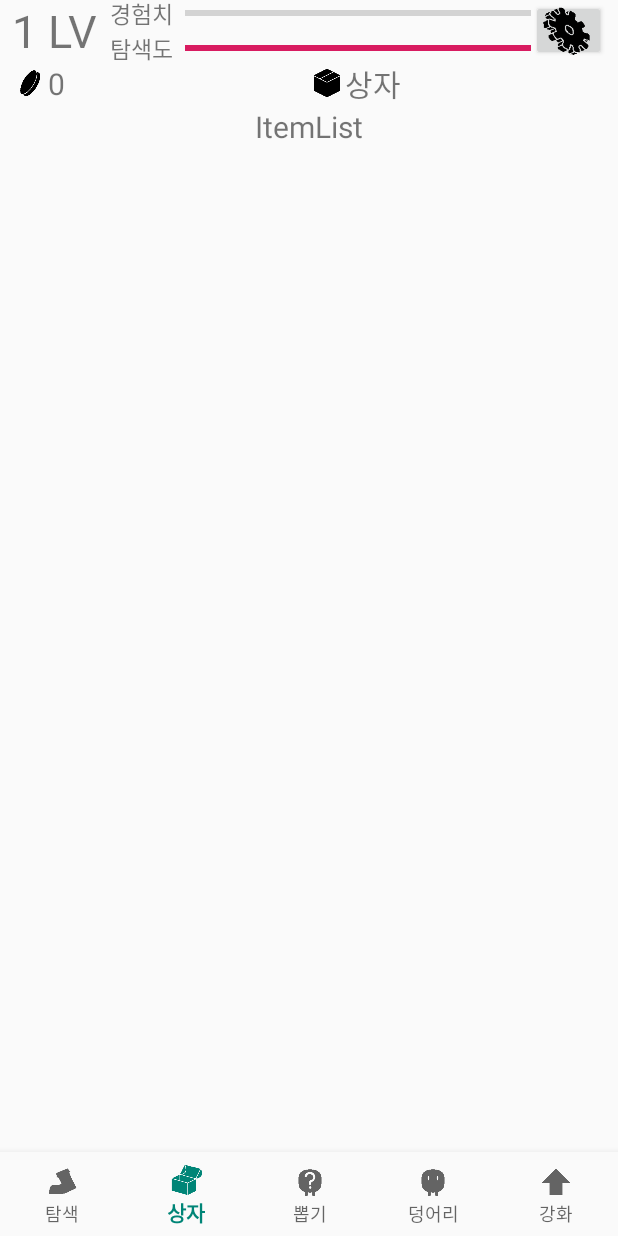
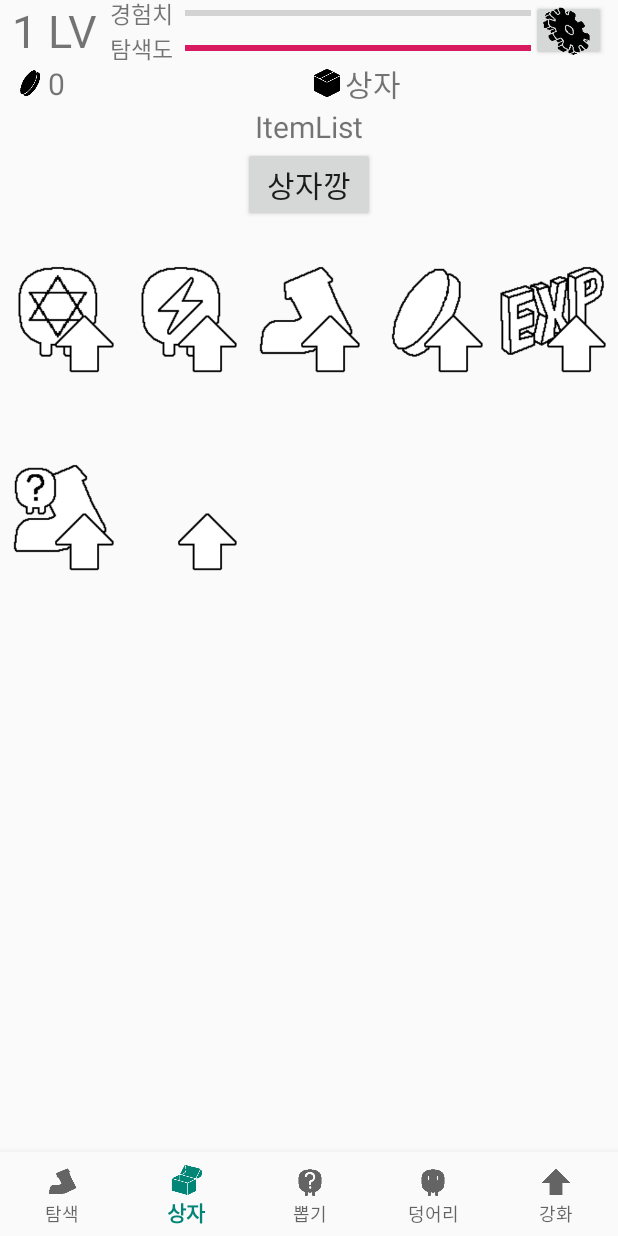
Before and after one commit to nsun9505/MobileAppProgramming_Team1, an Android app: the screen it shows after launch (MainActivity), on a phone screen of 412 x 824 dp. Run offline under Robolectric (Android 15) with nearby library versions, the phone set to English and light mode, and no system bars; our stand-ins replace navigation-ui.

Commit message:
상자열기 ui 수정

```diff
--- a/app/src/main/java/com/mapteam1/lumpcolletor/ui/lootbox/LootBoxFragment.java
+++ b/app/src/main/java/com/mapteam1/lumpcolletor/ui/lootbox/LootBoxFragment.java
@@ -25,7 +25,14 @@ public class LootBoxFragment extends Fragment {
         lootBoxViewModel =ViewModelProviders.of(this).get(LootBoxViewModel.class);
         View root = inflater.inflate(R.layout.fragment_lootbox, container, false);
 
-        int img[] = {};
+        int img[] = {
+                R.drawable.ic_upgrade_0,
+                R.drawable.ic_upgrade_1,
+                R.drawable.ic_upgrade_2,
+                R.drawable.ic_upgrade_3,
+                R.drawable.ic_upgrade_4,
+                R.drawable.ic_upgrade_5,
+                R.drawable.ic_upgrade_};
 
         MyAdapter adapter = new MyAdapter (
                 getActivity().getApplicationContext(),
--- a/app/src/main/res/layout/fragment_lootbox.xml
+++ b/app/src/main/res/layout/fragment_lootbox.xml
@@ -1,29 +1,40 @@
 <?xml version="1.0" encoding="utf-8"?>
-<androidx.constraintlayout.widget.ConstraintLayout xmlns:android="http://schemas.android.com/apk/res/android"
+<LinearLayout xmlns:android="http://schemas.android.com/apk/res/android"
     xmlns:app="http://schemas.android.com/apk/res-auto"
-    xmlns:tools="http://schemas.android.com/tools"
     android:layout_width="match_parent"
-    android:layout_height="match_parent">
+    android:layout_height="match_parent"
+    android:gravity="center_horizontal"
+    android:orientation="vertical">
 
     <TextView
         android:id="@+id/text_openitem"
         android:layout_width="wrap_content"
         android:layout_height="wrap_content"
+        android:text="ItemList"
         android:textSize="20sp"
-        android:text="ItemList"
         app:layout_constraintEnd_toEndOf="parent"
         app:layout_constraintStart_toStartOf="parent"
         app:layout_constraintTop_toTopOf="parent" />
 
-    <GridView xmlns:android="http://schemas.android.com/apk/res/android"
+    <Button
+        android:id="@+id/btn_lootbox"
+        android:layout_width="wrap_content"
+        android:layout_height="wrap_content"
+        android:text="상자깡"
+        android:textSize="20sp"
+        app:layout_constraintEnd_toEndOf="parent"
+        app:layout_constraintStart_toStartOf="parent"
+        app:layout_constraintTop_toTopOf="parent" />
+
+    <GridView
         android:id="@+id/grid"
         android:layout_width="match_parent"
         android:layout_height="match_parent"
+        android:columnWidth="72dp"
+        android:gravity="center"
+        android:horizontalSpacing="4dp"
+        android:numColumns="auto_fit"
         android:padding="2dip"
-        android:verticalSpacing="4dip"
-        android:horizontalSpacing="4dip"
-        android:numColumns="auto_fit"
-        android:columnWidth="72dip"
         android:stretchMode="columnWidth"
-        android:gravity="center"/>
-</androidx.constraintlayout.widget.ConstraintLayout>
+        android:verticalSpacing="4dp" />
+</LinearLayout>
```
